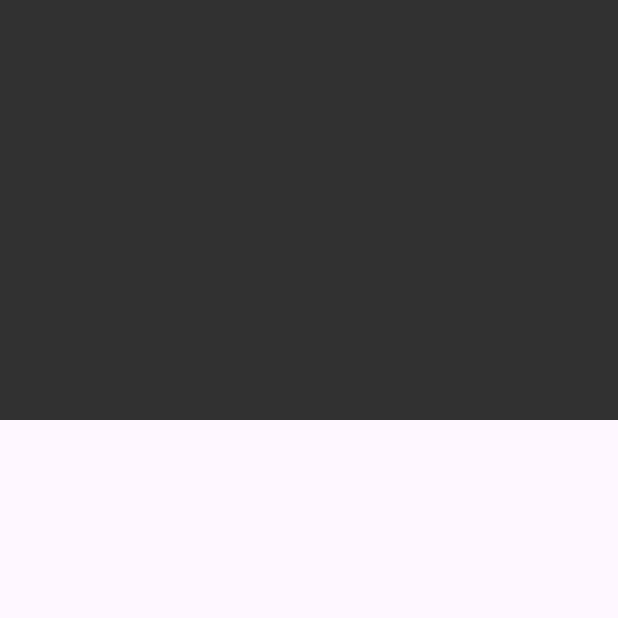
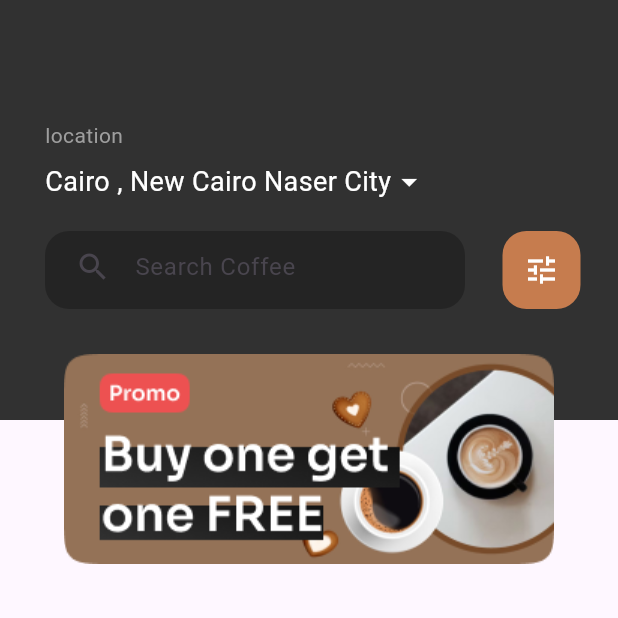
Before and after one commit to MohamadNahas995/coffee, a Flutter app: the HomeScreen screen opened by its route, on a phone screen of 412 x 824 dp, the top half of it. Run offline on Flutter 3.47's test engine with Material 3 defaults, Android fonts, the phone set to English and light mode, and no system bars.

```diff
--- a/lib/core/routing/app_router.dart
+++ b/lib/core/routing/app_router.dart
@@ -8,11 +8,11 @@ class AppRouter {
     switch (settings.name) {
       case Routes.OnBoardingScreen:
         return MaterialPageRoute(
-          builder: (_) => HomeScreen(),
+          builder: (_) => OnboardingScreen(),
         );
       case Routes.HomeScreen:
         return MaterialPageRoute(
-          builder: (_) => OnboardingScreen(),
+          builder: (_) => HomeScreen(),
         );
       default:
         return MaterialPageRoute(
--- a/lib/features/home/home_screen.dart
+++ b/lib/features/home/home_screen.dart
@@ -1,4 +1,5 @@
 import 'package:coffee/themes/color_manger.dart';
+import 'package:coffee/themes/t_styles.dart';
 import 'package:flutter/material.dart';
 import 'package:flutter/widgets.dart';
 
@@ -9,13 +10,83 @@ class HomeScreen extends StatelessWidget {
   Widget build(BuildContext context) {
     return Scaffold(
       body: Stack(children: [
-        Column(children: [
-          Container(
-            width: double.infinity,
-            height: 280,
-            color: ColorManger().blackColor,
-          )
-        ])
+        Container(
+          width: double.infinity,
+          height: 280,
+          color: ColorManger().blackColor,
+        ),
+        Container(
+          padding: EdgeInsets.only(left: 30, top: 80),
+          child:
+              Column(crossAxisAlignment: CrossAxisAlignment.start, children: [
+            Text(
+              'location',
+              style: TStyles().regular14gray.copyWith(color: Colors.grey),
+            ),
+            SizedBox(
+              height: 8,
+            ),
+            Row(
+              children: [
+                Text(
+                  'Cairo , New Cairo Naser City',
+                  style: TextStyle(fontSize: 18, color: Colors.white),
+                ),
+                Icon(
+                  Icons.arrow_drop_down,
+                  color: Colors.white,
+                )
+              ],
+            ),
+            SizedBox(
+              height: 20,
+            ),
+            Row(
+              mainAxisAlignment: MainAxisAlignment.spaceBetween,
+              children: [
+                Container(
+                    padding: EdgeInsets.only(left: 20),
+                    width: 280,
+                    height: 52,
+                    decoration: BoxDecoration(
+                        color: Colors.black26,
+                        borderRadius: BorderRadius.circular(16)),
+                    child: TextField(
+                      decoration: InputDecoration(
+                          border: InputBorder.none,
+                          hintText: 'Search Coffee',
+                          icon: Icon(Icons.search)),
+                    )),
+                SizedBox(
+                  width: 20,
+                ),
+                Container(
+                  margin: EdgeInsets.only(right: 25),
+                  decoration: BoxDecoration(
+                      borderRadius: BorderRadius.circular(16),
+                      color: ColorManger().brownColor),
+                  width: 52,
+                  height: 52,
+                  child: IconButton(
+                      onPressed: () {},
+                      icon: Icon(
+                        Icons.tune,
+                        color: Colors.white,
+                      )),
+                )
+              ],
+            ),
+            SizedBox(
+              height: 30,
+            ),
+            Padding(
+              padding: const EdgeInsets.only(right: 30),
+              child: Center(
+                child: Image.asset('assets/banner.png'),
+              ),
+            )
+          ]),
+        )
       ]),
     );
   }
```
Also changed, not shown: assets/banner.png (added).
